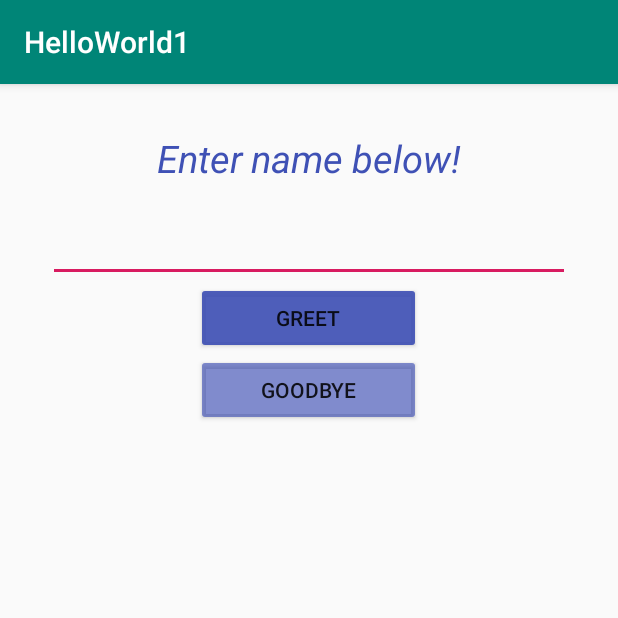
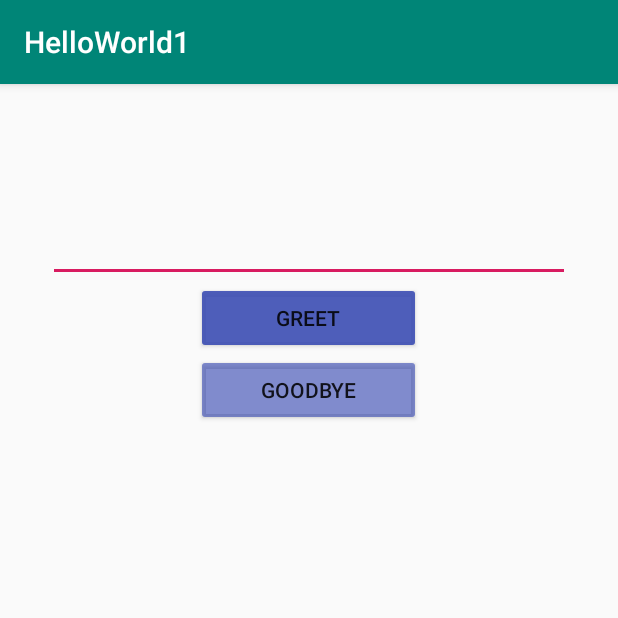
Before and after one commit to LekhaP/HelloWorld-Android, an Android app: the screen it shows after launch (MainActivity), on a phone screen of 412 x 824 dp, the top half of it. Run offline under Robolectric (Android 15) with nearby library versions, the phone set to English and light mode, and no system bars; our stand-ins replace data binding.

```diff
--- a/app/src/main/java/com/example/helloworld1/MainActivity.kt
+++ b/app/src/main/java/com/example/helloworld1/MainActivity.kt
@@ -3,21 +3,36 @@ package com.example.helloworld1
 import android.os.Bundle
 import androidx.appcompat.app.AppCompatActivity
 import androidx.databinding.DataBindingUtil
+import androidx.databinding.Observable
+import androidx.databinding.ObservableField
+import androidx.lifecycle.ViewModel
+import androidx.lifecycle.ViewModelProvider
+import androidx.lifecycle.ViewModelProviders
 
 
 class MainActivity : AppCompatActivity() {
 
     override fun onCreate(savedInstanceState: Bundle?) {
         super.onCreate(savedInstanceState)
-
-        val binding = DataBindingUtil.setContentView<com.example.helloworld1.databinding.ActivityMainBinding>(this, R.layout.activity_main)
-
-        binding.greetButton.setOnClickListener { btn ->
-            binding.greetingTextview.text = "Hello, ${binding.inputTextField.text}!"
-        }
-
-        binding.GoodByeButton.setOnClickListener { btn ->
-            binding.greetingTextview.text = "Goodbye, ${binding.inputTextField.text}!"
-        }
+        val viewModel = ViewModelProviders.of(this).get(HelloWorldViewModel::class.java)
+        val binding = DataBindingUtil.setContentView<com.example.helloworld1.databinding.ActivityMainBinding>(
+            this,
+            R.layout.activity_main
+        )
+        binding.viewModel = viewModel
     }
 }
+
+
+class HelloWorldViewModel : ViewModel() {
+    val greetingText = ObservableField<String>("")
+    val inputText = ObservableField<String>("")
+
+    fun onGreetActionClicked() {
+        greetingText.set("Hello ${inputText.get()}")
+    }
+
+    fun onGoodByeActionClicked() {
+        greetingText.set("Good bye ${inputText.get()}")
+    }
+}
--- a/app/src/main/res/layout/activity_main.xml
+++ b/app/src/main/res/layout/activity_main.xml
@@ -1,6 +1,13 @@
 <?xml version="1.0" encoding="utf-8"?>
 
 <layout>
+
+    <data>
+
+        <variable
+            name="viewModel"
+            type="com.example.helloworld1.HelloWorldViewModel" />
+    </data>
 
     <LinearLayout xmlns:android="http://schemas.android.com/apk/res/android"
         xmlns:tools="http://schemas.android.com/tools"
@@ -19,7 +26,7 @@
             android:clickable="false"
             android:enabled="false"
             android:isScrollContainer="true"
-            android:text="@string/greetingTextView"
+            android:text="@{viewModel.greetingText}"
             android:textAlignment="center"
             android:textColor="#3F51B5"
             android:textIsSelectable="false"
@@ -34,6 +41,7 @@
             android:importantForAutofill="no"
             android:inputType=""
             android:singleLine="false"
+            android:text="@={viewModel.inputText}"
             android:textColor="#A83F51B5"
             tools:targetApi="o" />
 
@@ -42,6 +50,7 @@
             android:layout_width="150dp"
             android:layout_height="wrap_content"
             android:backgroundTint="#EB3F51B5"
+            android:onClick="@{()->viewModel.onGreetActionClicked()}"
             android:text="@string/inputView" />
 
         <Button
@@ -49,6 +58,7 @@
             android:layout_width="150dp"
             android:layout_height="wrap_content"
             android:backgroundTint="#A63F51B5"
+            android:onClick="@{()->viewModel.onGoodByeActionClicked()}"
             android:text="@string/goodbye" />
 
     </LinearLayout>
```
Also changed, not shown: 1 other file.
